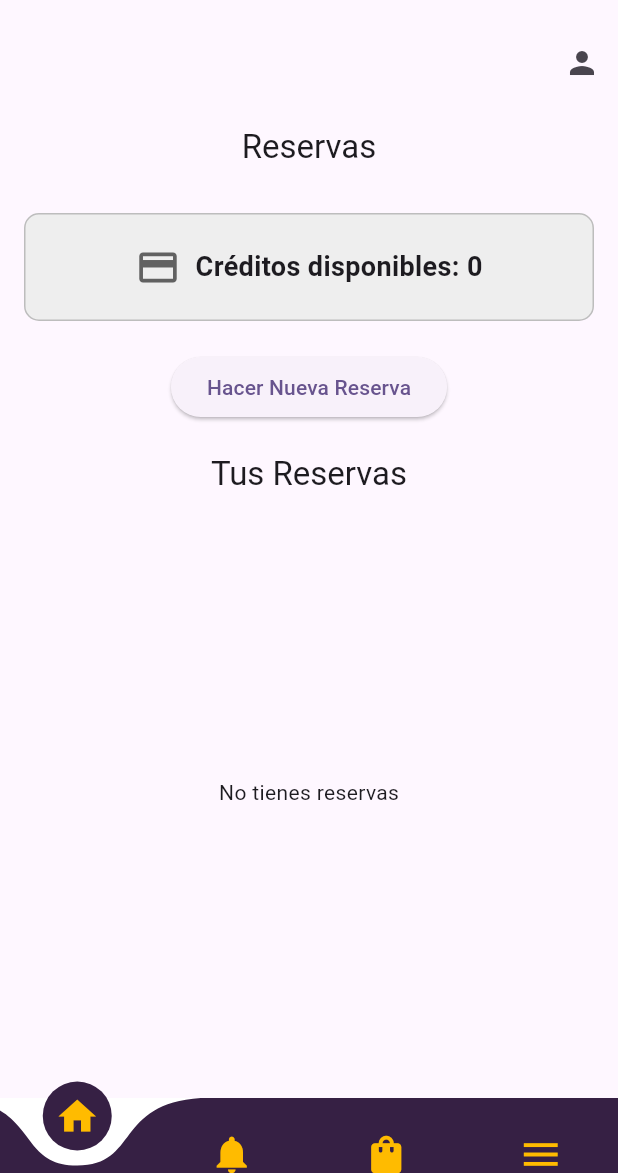
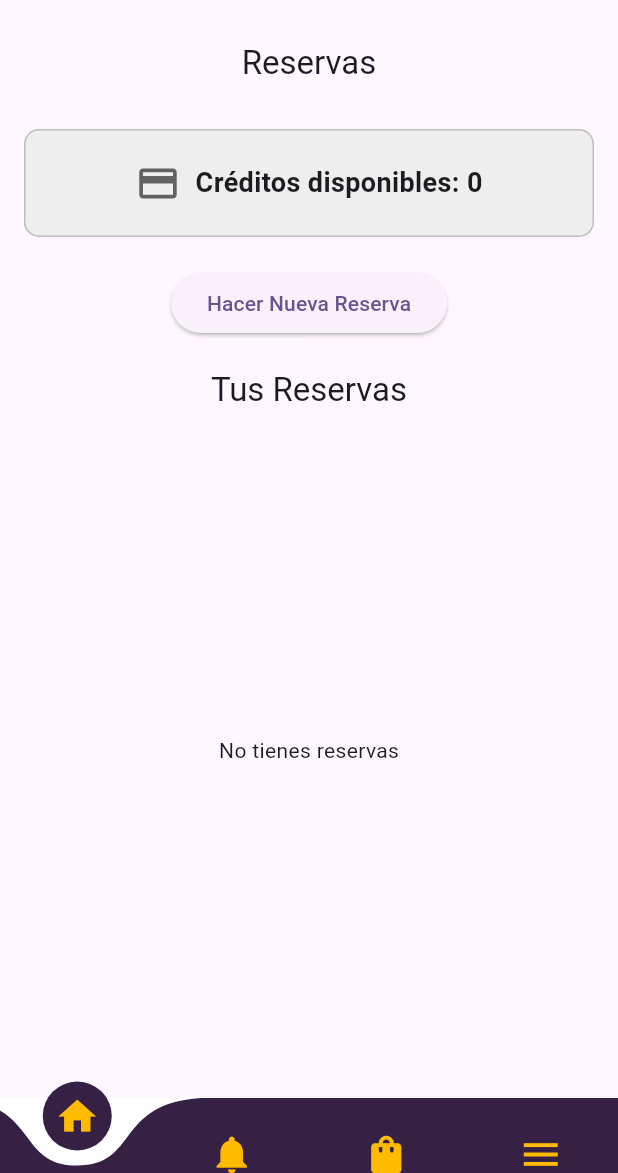
Before and after one commit to santiconstantopoulos/proyecto_gimnasio_esquel, a Flutter app: the screen it shows once a user with an empty profile is signed in, on a phone screen of 412 x 824 dp, the part 63-1236 px from its top. Run offline on Flutter 3.47's test engine with Material 3 defaults, Android fonts, the phone set to English and light mode, and no system bars; drawn by our look-alikes of curved_navigation_bar; our stand-ins replace cloud_firestore, firebase_auth, firebase_core; missing offline and left inert: firebase_ui_auth, firebase_ui_oauth_google; accounts and stored records are empty.

Commit message:
se arregla colores y seccion de menú y llamado a editar perfil

```diff
--- a/lib/features/home/home.dart
+++ b/lib/features/home/home.dart
@@ -1,8 +1,7 @@
 import 'package:curved_navigation_bar/curved_navigation_bar.dart';
 import 'package:flutter/material.dart';
-import 'package:proyecto_gimnasio_esquel/features/profile/profile_screen.dart';
 import 'package:proyecto_gimnasio_esquel/features/reservations/reservations_screen.dart';
-import 'package:proyecto_gimnasio_esquel/features/menu/menu_screen.dart'; // Importa MenuScreen
+import 'package:proyecto_gimnasio_esquel/features/menu/menu_screen.dart';
 
 class HomeScreen extends StatefulWidget {
   const HomeScreen({super.key});
@@ -14,36 +13,18 @@ class HomeScreen extends StatefulWidget {
 class _HomeScreenState extends State<HomeScreen>
     with SingleTickerProviderStateMixin {
   int _selectedIndex = 0;
-  late AnimationController _controller;
 
   final List<Widget> _screens = [
     const ReservationsScreen(),
     const Center(child: Text('Notificaciones')),
     const Center(child: Text('Beneficios')),
-    const MenuScreen(), // Agrega MenuScreen a la lista
+    const MenuScreen(),
   ];
-
-  // ... (resto del código)
 
   @override
   Widget build(BuildContext context) {
     return Scaffold(
-      appBar: AppBar(
-        actions: [
-          IconButton(
-            icon: const Icon(Icons.person),
-            onPressed: () {
-              Navigator.push(
-                context,
-                MaterialPageRoute(
-                  builder: (context) => const ProfileScreen(),
-                ),
-              );
-            },
-          )
-        ],
-      ),
-      body: _screens[_selectedIndex], // La pantalla actual
+      body: _screens[_selectedIndex],
       bottomNavigationBar: CurvedNavigationBar(
         index: _selectedIndex,
         height: 50,
--- a/lib/features/login/auth_gate.dart
+++ b/lib/features/login/auth_gate.dart
@@ -13,33 +13,6 @@ class AuthGate extends StatelessWidget {
     return Scaffold(
       appBar: AppBar(
         title: const Text("Gym Desarrollo App"), centerTitle: true,
-        /* actions: [
-          // Botón de 3 puntos
-          PopupMenuButton<int>(
-            onSelected: (item) {
-              switch (item) {
-                case 0:
-                  // Mostrar sidebar
-                  _showSidebar(context);
-                  break;
-                case 1:
-                  // Cerrar sesión
-                  _signOut(context);
-                  break;
-              }
-            },
-            itemBuilder: (context) => [
-              const PopupMenuItem<int>(
-                value: 0,
-                child: Text('Ayuda'),
-              ),
-              const PopupMenuItem<int>(
-                value: 1,
-                child: Text('Cerrar sesión'),
-              ),
-            ],
-          ),
-        ], */
       ),
       body: StreamBuilder<User?>(
         stream: FirebaseAuth.instance.authStateChanges(),
@@ -52,15 +25,6 @@ class AuthGate extends StatelessWidget {
                     clientId:
                         "1092870181448-enq21pikqoqk2ipndi45fqkejtj51he2.apps.googleusercontent.com"),
               ],
-              // headerBuilder: (context, constraints, shrinkOffset) {
-              //   return Padding(
-              //     padding: const EdgeInsets.all(20),
-              //     child: AspectRatio(
-              //       aspectRatio: 1,
-              //       child: Image.asset('assets/image.png'),
-              //     ),
-              //   );
-              // },
               subtitleBuilder: (context, action) {
                 return Padding(
                   padding: const EdgeInsets.symmetric(vertical: 8.0),
@@ -89,14 +53,8 @@ class AuthGate extends StatelessWidget {
     );
   }
 
-/*   void _showSidebar(BuildContext context) {
-    ScaffoldMessenger.of(context).showSnackBar(
-      const SnackBar(content: Text('Sidebar abierta')),
-    );
-  } */
-
-
-  Future<void> _signOut(BuildContext context) async {
+  _signOut(BuildContext context) async {
     await FirebaseAuth.instance.signOut();
   }
+
 }
```
Also changed, not shown: lib/features/menu/menu_screen.dart (+84 -9 lines).
